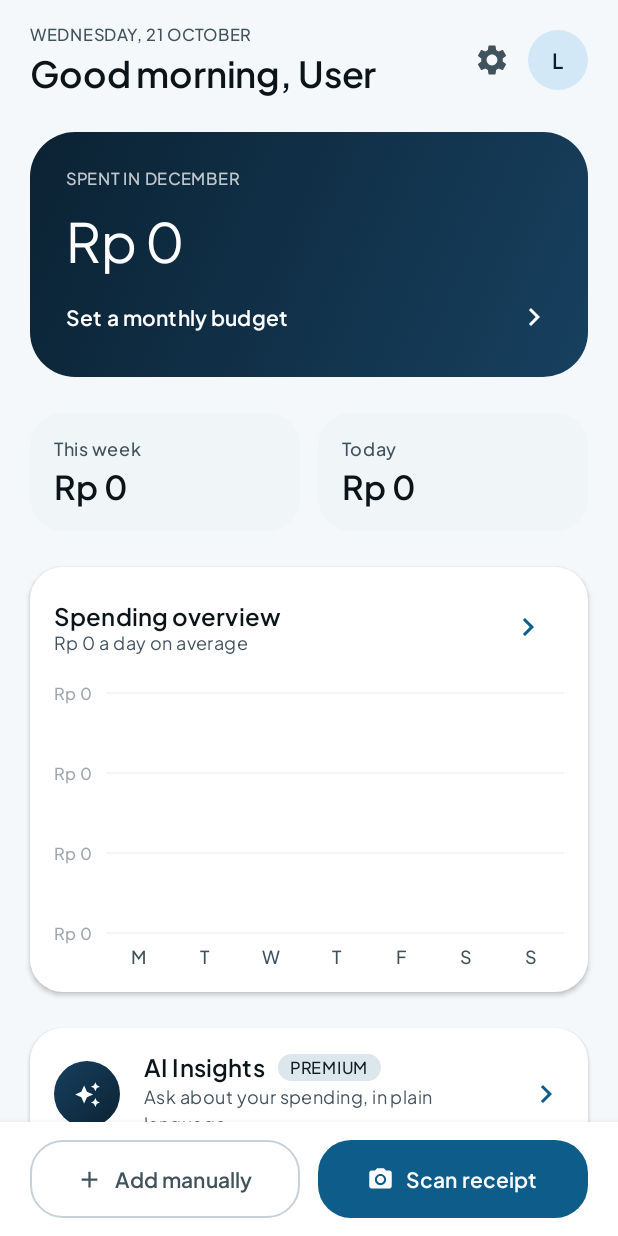
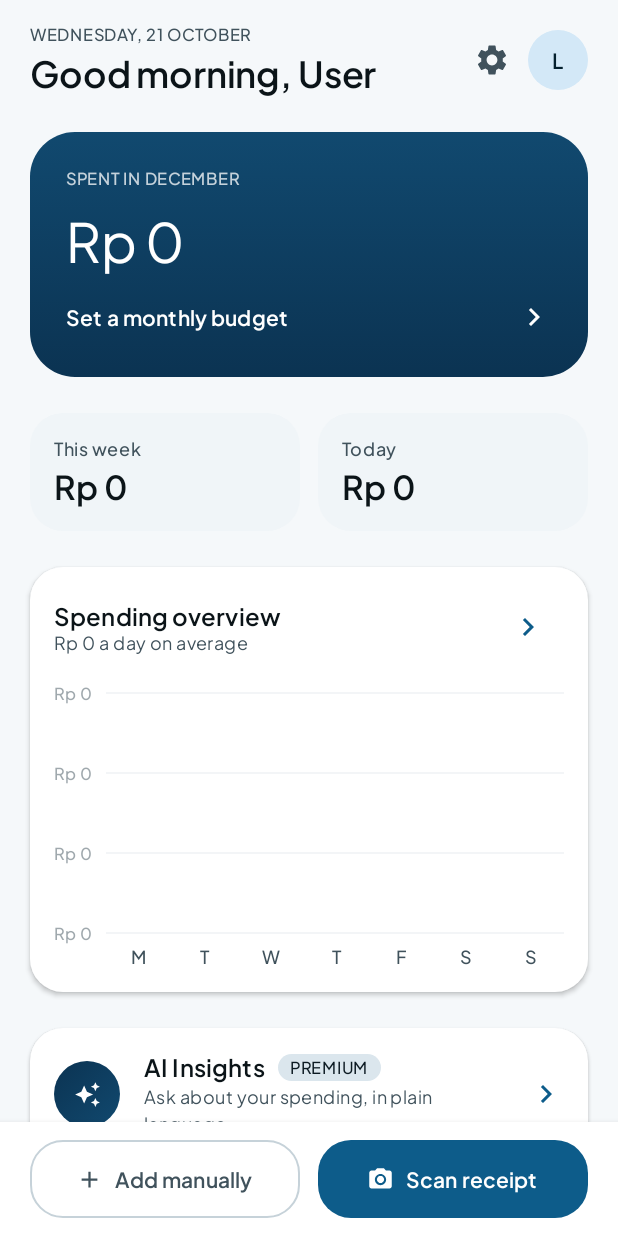
Before and after one commit to Reva0201/LenSpent, an Android app built with Jetpack Compose: the screen it shows after launch (MainActivity), after a tap on "Start Tracking", on a phone screen of 412 x 824 dp. Run offline under Robolectric (Android 15) with nearby library versions, the phone set to English and light mode, and no system bars; our stand-ins replace Room's generated code; 1 statement that could not run was skipped; 1 other tap on this screen came first.

Commit message:
Hero: rich brand blue instead of near-black, vertical sweep
On a white page the navy card read as a black hole, and its diagonal put the
amount on a lighter patch than the label above it. This keeps one blue family,
raises it into the same blue as the primary button and the chart bars, and
sweeps vertically with a small delta so the whole card sits on one tone.

```diff
--- a/app/src/main/java/org/umn/lensspent/HomeScreen.kt
+++ b/app/src/main/java/org/umn/lensspent/HomeScreen.kt
@@ -321,7 +321,7 @@ private fun BudgetHero(
         modifier = Modifier
             .fillMaxWidth()
             .clip(MaterialTheme.shapes.extraLarge)
-            .background(Brush.linearGradient(listOf(hero.start, hero.end)))
+            .background(Brush.verticalGradient(listOf(hero.start, hero.end)))
             .padding(horizontal = Spacing.xxl, vertical = Spacing.xxl)
     ) {
         Column(verticalArrangement = Arrangement.spacedBy(Spacing.md)) {
--- a/app/src/main/java/org/umn/lensspent/ui/theme/Color.kt
+++ b/app/src/main/java/org/umn/lensspent/ui/theme/Color.kt
@@ -70,29 +70,31 @@ data class HeroColors(
 )
 
 /**
- * A near-black navy card, in light mode.
+ * A rich brand-blue card on the light page.
  *
- * The first version of this swept from the brand blue into the brand teal, and the two hues crossing at
- * 45 degrees produced a green that belongs to neither: the card stopped reading as "ink" and started
- * reading as a colour accident. This pair stays inside one family - deep navy into steel blue - so the
- * gradient is felt as depth along the card rather than as a second colour. The percentage pill and the
- * progress line are white, on top, with nothing saturated competing with them.
+ * Two earlier attempts are worth recording, because both failed the same way. The first swept brand
+ * blue into brand teal, and the hue crossing produced a green that belongs to neither. The second went
+ * so dark that on a white page it read as black - a hole rather than a coloured surface - and its
+ * diagonal made the amount sit on a noticeably lighter patch than the label above it.
+ *
+ * So: one family, clearly blue, and a vertical sweep with a small delta, which keeps the amount and the
+ * footer on the same tone and lets the lightening be read as depth at the bottom edge.
  */
 internal val LightHeroColors = HeroColors(
-    start = Color(0xFF0B2233),
-    end = Color(0xFF17405F),
+    start = Color(0xFF11496F),
+    end = Color(0xFF0B3352),
     content = Color.White,
-    contentMuted = Color.White.copy(alpha = 0.74f),
+    contentMuted = Color.White.copy(alpha = 0.76f),
     accent = Color(0xFF5FD8CB)
 )
 
 /**
- * The same navy family lifted just above the dark background: dark mode still needs the hero to be a
- * *different* surface from the page, so it is lighter than `background`, not darker.
+ * The same family in dark mode, lifted just above the background: the hero still has to be a different
+ * surface from the page, so it is lighter than `background`, not darker.
  */
 internal val DarkHeroColors = HeroColors(
-    start = Color(0xFF0E1E2A),
-    end = Color(0xFF16303F),
+    start = Color(0xFF12314A),
+    end = Color(0xFF0E2333),
     content = Color(0xFFE6F1F7),
     contentMuted = Color(0xFFE6F1F7).copy(alpha = 0.72f),
     accent = Color(0xFF5FD8CB)
```
Also changed, not shown: 2 other files.
